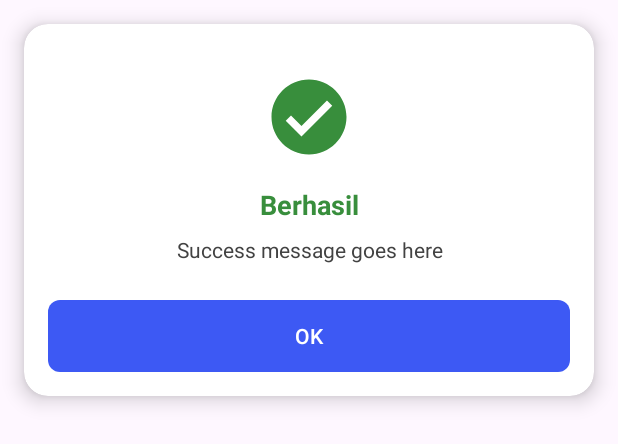
After one commit to mazkama/sumber-complang-mobile, an Android app: the layout dialog_success.xml on its own in the app's theme, with its tools: preview values and no code run, on a phone screen of 412 x 824 dp. The commit adds this screen. Shown: the top 444 px of the screen. Run offline under Robolectric (Android 15) with nearby library versions, the phone set to English and light mode, and no system bars.

```diff
--- /dev/null
+++ b/app/src/main/res/drawable/ic_success.xml
@@ -0,0 +1,10 @@
+<?xml version="1.0" encoding="utf-8"?>
+<vector xmlns:android="http://schemas.android.com/apk/res/android"
+    android:width="24dp"
+    android:height="24dp"
+    android:viewportWidth="24"
+    android:viewportHeight="24">
+    <path
+        android:fillColor="#388E3C"
+        android:pathData="M12,2C6.48,2 2,6.48 2,12s4.48,10 10,10 10,-4.48 10,-10S17.52,2 12,2zM10,17.2l-4.2,-4.2 1.4,-1.4L10,14.4l6.8,-6.8 1.4,1.4L10,17.2z"/>
+</vector>
--- /dev/null
+++ b/app/src/main/res/layout/dialog_success.xml
@@ -0,0 +1,55 @@
+<?xml version="1.0" encoding="utf-8"?>
+<androidx.cardview.widget.CardView
+    xmlns:android="http://schemas.android.com/apk/res/android"
+    xmlns:app="http://schemas.android.com/apk/res-auto"
+    android:layout_width="match_parent"
+    android:layout_height="wrap_content"
+    android:layout_margin="16dp"
+    app:cardCornerRadius="16dp"
+    app:cardElevation="8dp">
+
+    <LinearLayout
+        android:layout_width="match_parent"
+        android:layout_height="wrap_content"
+        android:orientation="vertical"
+        android:padding="16dp">
+
+        <ImageView
+            android:layout_width="60dp"
+            android:layout_height="60dp"
+            android:layout_gravity="center"
+            android:layout_marginTop="16dp"
+            android:src="@drawable/ic_success"
+            android:contentDescription="Success Icon" />
+
+        <TextView
+            android:id="@+id/dialogTitleSuccess"
+            android:layout_width="match_parent"
+            android:layout_height="wrap_content"
+            android:layout_marginTop="16dp"
+            android:gravity="center"
+            android:text="Berhasil"
+            android:textColor="#388E3C"
+            android:textSize="18sp"
+            android:textStyle="bold" />
+
+        <TextView
+            android:id="@+id/dialogMessageSuccess"
+            android:layout_width="match_parent"
+            android:layout_height="wrap_content"
+            android:layout_marginTop="8dp"
+            android:gravity="center"
+            android:text="Success message goes here"
+            android:textColor="#424242"
+            android:textSize="14sp" />
+
+        <Button
+            android:id="@+id/dialogButtonOkSuccess"
+            android:layout_width="match_parent"
+            android:layout_height="wrap_content"
+            android:layout_marginTop="24dp"
+            android:background="@drawable/rounded_button_bg"
+            android:text="OK"
+            android:textColor="#FFFFFF" />
+    </LinearLayout>
+</androidx.cardview.widget.CardView>
```
Also changed, not shown: app/src/main/java/com/febrivio/sumbercomplang/DetailTransaksiActivity.kt (+5 -7 lines), app/src/main/java/com/febrivio/sumbercomplang/LoginActivity.kt (+40 -14 lines), app/src/main/java/com/febrivio/sumbercomplang/ScanTiketActivity.kt (+35 -1 lines).
